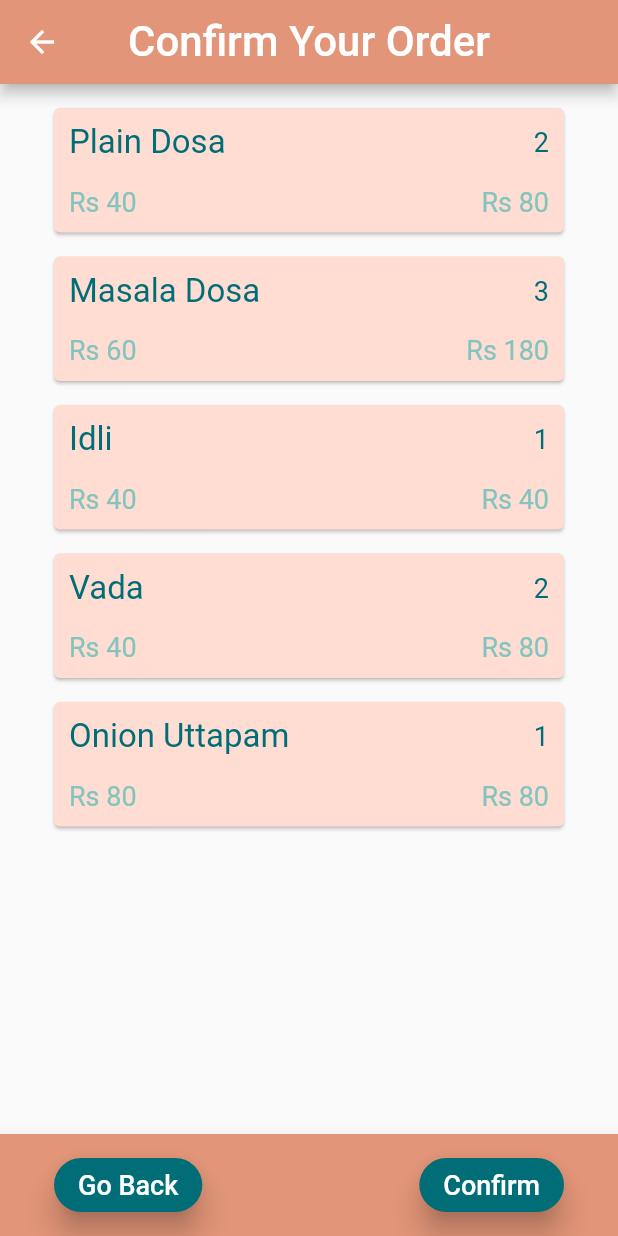
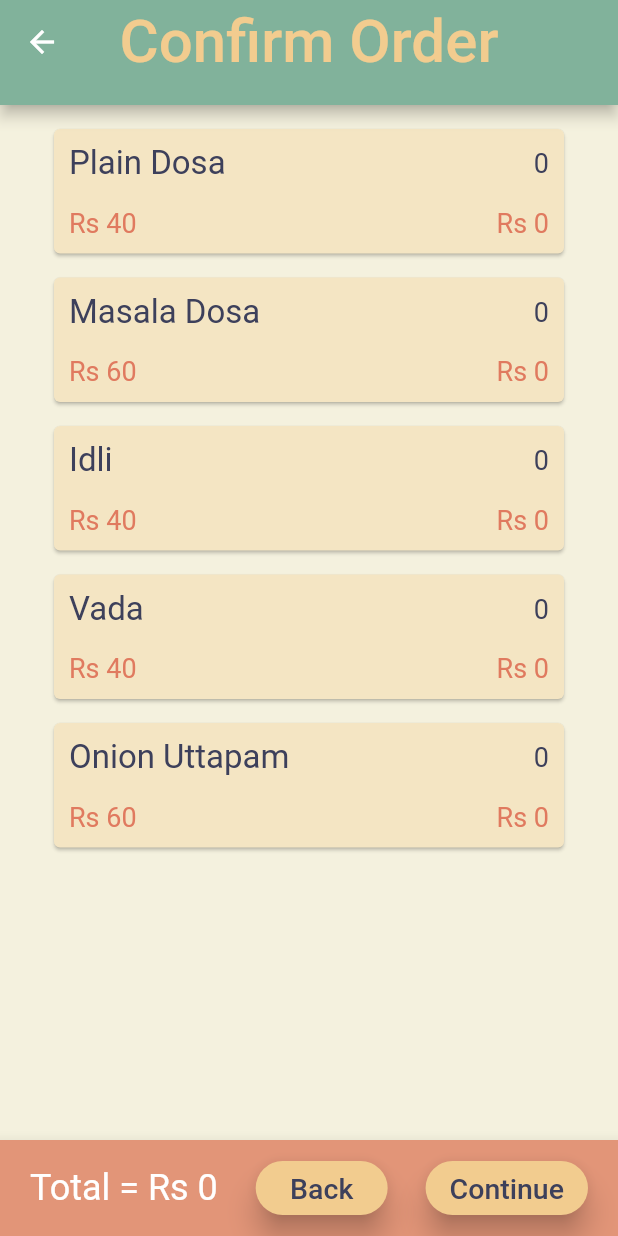
Before and after one commit to DhruvKauts2/PECfood, a Flutter app: the Anna screen opened directly, after a tap on "Continue", on a phone screen of 412 x 824 dp. Run offline on Flutter 3.47's test engine with Material 2 defaults, Android fonts, the phone set to English and light mode, and no system bars; network calls fail; Roboto replaces fonts that are missing (Pacifico).

Commit message:
The updated prototype with good aesthetics

```diff
--- a/lib/screens/Anna.dart
+++ b/lib/screens/Anna.dart
@@ -10,9 +10,11 @@ class Anna extends StatefulWidget {
   _CartState createState() => _CartState();
 }
 
+List<Food> foods = [Food('Plain Dosa', 40, 0), Food('Masala Dosa', 60, 0), Food('Idli', 40, 0), Food('Vada', 40, 0), Food('Onion Uttapam', 60, 0)];
+
 class _CartState extends State<Anna> {
 
-  List<Food> foods = [Food('Plain Dosa', 40, 0), Food('Masala Dosa', 60, 0), Food('Idli', 40, 0), Food('Vada', 40, 0), Food('Onion Uttapam', 60, 0)];
+  //List<Food> foods = [Food('Plain Dosa', 40, 0), Food('Masala Dosa', 60, 0), Food('Idli', 40, 0), Food('Vada', 40, 0), Food('Onion Uttapam', 60, 0)];
   int total = 0;
 
   @override
@@ -22,15 +24,13 @@ class _CartState extends State<Anna> {
       foods.forEach((food) {total += food.amount;});
     });
     return Scaffold(
-      backgroundColor: Color(0xffedf6f9),
-      appBar: AppBar(
-        title: Text(
-          'My Cart',
-          style: TextStyle(
-            fontSize: 28,
-          ),),
-        centerTitle: true,
-        backgroundColor: Color(0xffe29578),
+      backgroundColor: Color(0xffF4F1DE),
+      appBar: PreferredSize(preferredSize: Size.fromHeight(70),
+        child: AppBar(
+          title: Text('My Cart', style: TextStyle( color: Color(0xffF2CC8F), fontFamily: 'Pacifico', fontSize: 40,),),
+          backgroundColor: Color(0xff81B29B),
+          centerTitle: true,
+        ),
       ),
       bottomNavigationBar: BottomAppBar(
         child: Padding(
@@ -52,15 +52,16 @@ class _CartState extends State<Anna> {
                   );
                 },
                 elevation: 8,
-                color: Color(0xff006d77),
+                color: Color(0xffF2CC8F),
                 shape: RoundedRectangleBorder(
                   borderRadius: BorderRadius.circular(20),
                 ),
                 child: Text(
                   'Continue',
                   style: TextStyle(
-                    fontSize: 18,
-                    color: Colors.white,
+                    fontSize: 20,
+                    fontFamily: 'Pacifico',
+                    color: Color(0xff3D405B),
                   ),
                 ),
               ),
@@ -74,11 +75,6 @@ class _CartState extends State<Anna> {
         itemBuilder: (context, index) {
           return AnnaCart(
             food: foods[index],
-            delete: () {
-              setState(() {
-                foods.remove(foods[index]);
-              });
-            },
             updateTotal: () {
               setState(() {
                 foods.forEach((food) {total += food.amount;});
@@ -95,26 +91,33 @@ class _CartState extends State<Anna> {
 
 class Confirm extends StatelessWidget {
 
-  List<Food> foods = [Food('Plain Dosa', 40, 2), Food('Masala Dosa', 60, 3), Food('Idli', 40, 1), Food('Vada', 40, 2), Food('Onion Uttapam', 80, 1),];
+  //List<Food> foods = [Food('Rajma Chawal', 60, 2), Food('Dal + Naan', 60, 3), Food('Paneer + Naan', 60, 1), Food('Veg Momos', 50, 2), Food('Maggi', 30, 1)];
+  int total = 0;
 
   @override
   Widget build(BuildContext context) {
+    foods.forEach((food) {total += food.amount;});
     return Scaffold(
-      appBar: AppBar(
-        backgroundColor: Color(0xffe29578),
-        centerTitle: true,
-        title: Text(
-          "Confirm Your Order",
-          style: TextStyle(
-            fontSize: 28,
-          ),),
+      backgroundColor: Color(0xffF4F1DE),
+      appBar: PreferredSize(preferredSize: Size.fromHeight(70),
+        child: AppBar(
+          title: Text('Confirm Order', style: TextStyle( color: Color(0xffF2CC8F), fontFamily: 'Pacifico', fontSize: 40,),),
+          backgroundColor: Color(0xff81B29B),
+          centerTitle: true,
+        ),
       ),
       bottomNavigationBar: BottomAppBar(
         child: Padding(
-          padding: const EdgeInsets.fromLTRB(36,10,36,10),
+          padding: const EdgeInsets.fromLTRB(20,8,20,8),
           child: Row(
             mainAxisAlignment: MainAxisAlignment.spaceBetween,
             children: <Widget>[
+              Text(
+                'Total = Rs ' + total.toString(),
+                style: TextStyle(
+                  fontSize: 24,
+                  color: Colors.white,
+                ),),
               RaisedButton(
                 onPressed: (){
                   Navigator.pushReplacement(
@@ -123,15 +126,16 @@ class Confirm extends StatelessWidget {
                   );
                 },
                 elevation: 8,
-                color: Color(0xff006d77),
+                color: Color(0xffF2CC8F),
                 shape: RoundedRectangleBorder(
                   borderRadius: BorderRadius.circular(20),
                 ),
                 child: Text(
-                  'Go Back',
+                  'Back',
                   style: TextStyle(
-                    fontSize: 18,
-                    color: Colors.white,
+                    fontSize: 19,
+                    fontFamily: 'Pacifico',
+                    color: Color(0xff3D405B),
                   ),
                 ),
               ),
@@ -139,18 +143,18 @@ class Confirm extends StatelessWidget {
                 onPressed: (){
                   Navigator.pushReplacement(
                       context,
-                      MaterialPageRoute(builder: (context) => OrderPlaced()));
-                },
+                      MaterialPageRoute(builder: (context) => OrderPlaced()));},
                 elevation: 8,
-                color: Color(0xff006d77),
+                color: Color(0xffF2CC8F),
                 shape: RoundedRectangleBorder(
                   borderRadius: BorderRadius.circular(20),
                 ),
                 child: Text(
-                  'Confirm',
+                  'Continue',
                   style: TextStyle(
-                    fontSize: 18,
-                    color: Colors.white,
+                    fontSize: 19,
+                    fontFamily: 'Pacifico',
+                    color: Color(0xff3D405B),
                   ),
                 ),
               ),
--- a/lib/screens/AnnaCart.dart
+++ b/lib/screens/AnnaCart.dart
@@ -4,8 +4,7 @@ import 'food.dart';
 class AnnaCart extends StatefulWidget {
   final Food food;
   final Function updateTotal;
-  final Function delete;
-  AnnaCart({ this.food, this.delete, this.updateTotal});
+  AnnaCart({ this.food, this.updateTotal});
 
   @override
   _AnnaCartState createState() => _AnnaCartState();
@@ -16,7 +15,7 @@ class _AnnaCartState extends State<AnnaCart> {
   Widget build(BuildContext context) {
     return Card(
       margin: EdgeInsets.fromLTRB(36, 16, 36, 0),
-      color: Color(0xffffddd2),
+      color: Color(0xffF4E5C3),
       child: Padding(
         padding: const EdgeInsets.all(10.0),
         child: Column(
@@ -29,7 +28,7 @@ class _AnnaCartState extends State<AnnaCart> {
                   widget.food.item,
                   style: TextStyle(
                     fontSize: 22.0,
-                    color: Color(0xff006d77),
+                    color: Color(0xff3D405B),
                   ),
                 ),
                 ButtonBar(
@@ -51,12 +50,12 @@ class _AnnaCartState extends State<AnnaCart> {
                           color: Colors.white,
                         ),
                       ),
-                      color: Color(0x80e29578),
+                      color: Color(0xff3D405B),
                     ),
                     Text(
                       widget.food.quantity.toString(),
                       style: TextStyle(
-                        color: Color(0xff006d77),
+                        color: Color(0xff3D405B),
                         fontSize: 18,
                       ),
                     ),
@@ -67,9 +66,6 @@ class _AnnaCartState extends State<AnnaCart> {
                           widget.food.amount = widget.food.rate * widget.food.quantity;
                           widget.updateTotal();
                         });
-                        if(widget.food.quantity == 0) {
-                          widget.delete();
-                        }
                       },
                       child: Text(
                         '-',
@@ -78,7 +74,7 @@ class _AnnaCartState extends State<AnnaCart> {
                           color: Colors.white,
                         ),
                       ),
-                      color: Color(0x80e29578),
+                      color: Color(0xff3D405B),
                     ),
                   ],
                 ),
@@ -92,14 +88,14 @@ class _AnnaCartState extends State<AnnaCart> {
                   'Rs ' + widget.food.rate.toString(),
                   style: TextStyle(
                     fontSize: 18.0,
-                    color: Color(0xff83c5be),
+                    color: Color(0xffE07A5F),
                   ),
                 ),
                 Text(
                   'Rs ' + widget.food.amount.toString(),
                   style: TextStyle(
                     fontSize: 18.0,
-                    color: Color(0xff83c5be),
+                    color: Color(0xffE07A5F),
                   ),
                 ),
               ],
--- a/lib/screens/AnnaConfirm.dart
+++ b/lib/screens/AnnaConfirm.dart
@@ -10,11 +10,12 @@ class AnnaConfirm extends StatefulWidget {
 }
 
 class _AnnaConfirmState extends State<AnnaConfirm> {
+
   @override
   Widget build(BuildContext context) {
       return Card(
         margin: EdgeInsets.fromLTRB(36, 16, 36, 0),
-      color: Color(0xffffddd2),
+        color: Color(0xffF4E5C3),
         child: Padding(
           padding: const EdgeInsets.all(10.0),
           child: Column(
@@ -27,14 +28,14 @@ class _AnnaConfirmState extends State<AnnaConfirm> {
                     widget.food.item,
                     style: TextStyle(
                       fontSize: 22.0,
-                    color: Color(0xff006d77),
+                      color: Color(0xff3D405B),
                     ),
                   ),
 
                   Text(
                     widget.food.quantity.toString(),
                     style: TextStyle(
-                    color: Color(0xff006d77),
+                      color: Color(0xff3D405B),
                       fontSize: 18,
                     ),
                   ),
@@ -48,14 +49,14 @@ class _AnnaConfirmState extends State<AnnaConfirm> {
                     'Rs ' + widget.food.rate.toString(),
                     style: TextStyle(
                       fontSize: 18.0,
-                    color: Color(0xff83c5be),
+                      color: Color(0xffE07A5F),
                     ),
                   ),
                   Text(
                     'Rs ' + widget.food.amount.toString(),
                     style: TextStyle(
                       fontSize: 18.0,
-                    color: Color(0xff83c5be),
+                      color: Color(0xffE07A5F),
                     ),
                   ),
                 ],
@@ -64,5 +65,6 @@ class _AnnaConfirmState extends State<AnnaConfirm> {
           ),
         ),
       );
+
     }
 }
```
Also changed, not shown: lib/screens/Combo.dart (+42 -40 lines), lib/screens/ComboCart.dart (+8 -12 lines), lib/screens/ComboConfirm.dart (+7 -5 lines), lib/screens/Deshraj.dart (+42 -40 lines), lib/screens/DeshrajCart.dart (+8 -12 lines), lib/screens/DeshrajConfirm.dart (+7 -5 lines), lib/screens/FruitsShop.dart (+43 -43 lines), lib/screens/FruitsShopCart.dart (+11 -15 lines), lib/screens/FruitsShopConfirm.dart (+11 -9 lines), lib/screens/Home.dart (+7 -6 lines), lib/screens/LoginPage.dart (+15 -25 lines), lib/screens/OrderPlaced.dart (+35 -6 lines), lib/screens/ShopList.dart (+17 -9 lines), pubspec.yaml (+7 -9 lines), 2 more files. Lines whose indentation alone changed are shown as unchanged.
